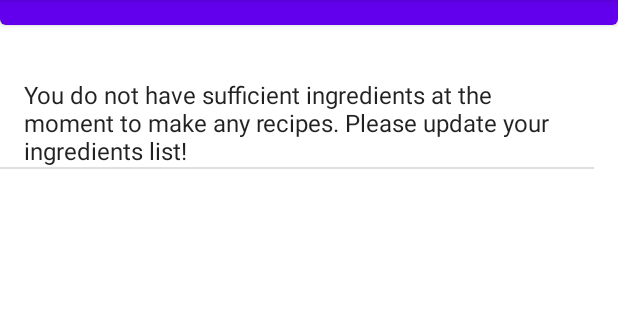
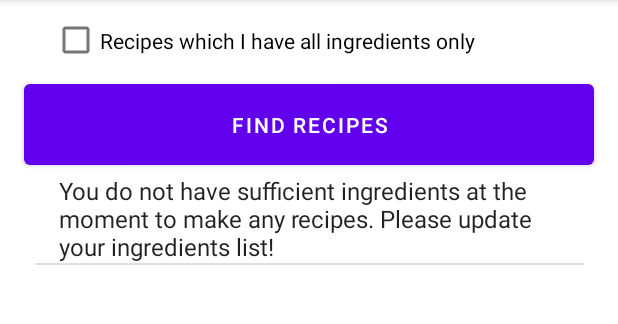
Before and after one commit to SC-118455906/RecipeGeneratorAS, an Android app: the Recipes screen opened directly, with no data from a screen before it, after a tap on "FIND RECIPES", on a phone screen of 412 x 824 dp, the part 84-408 px from its top. Run offline under Robolectric (Android 15) with nearby library versions, the phone set to English and light mode, and no system bars.

Commit message:
Different methods of searching for recipes implemented

```diff
--- a/app/src/main/java/com/example/recipegenerator/Recipes.java
+++ b/app/src/main/java/com/example/recipegenerator/Recipes.java
@@ -11,6 +11,8 @@ import android.view.View;
 import android.widget.AdapterView;
 import android.widget.ArrayAdapter;
 import android.widget.Button;
+import android.widget.CheckBox;
+import android.widget.CompoundButton;
 import android.widget.ListView;
 
 import com.example.recipegenerator.models.User;
@@ -24,6 +26,8 @@ public class Recipes extends AppCompatActivity {
 
     Button btn_FindRecipes;
     ListView lst_Recipes;
+    CheckBox chk_AllOrSome;
+    boolean allIngredients;
 
     @Override
     protected void onCreate(Bundle savedInstanceState) {
@@ -32,19 +36,29 @@ public class Recipes extends AppCompatActivity {
 
         btn_FindRecipes = findViewById(R.id.btn_FindRecipes);
         lst_Recipes = findViewById(R.id.lstRecipes);
+        chk_AllOrSome = findViewById(R.id.chk_AllOrSome);
 
+        boolean isVegan = getIsVegan();
+        boolean isVegetarian = getIsVegetarian();
         int userID = getUserID();
+        allIngredients = false;
 
-        btn_FindRecipes.setOnClickListener((v)->{
-            findAllEligibleRecipes(userID);
+
+        chk_AllOrSome.setOnCheckedChangeListener((buttonView, isChecked) -> {
+            if(isChecked){
+                allIngredients = true;
+            } else{
+                allIngredients = false;
+            }
         });
 
-        lst_Recipes.setOnItemClickListener(new AdapterView.OnItemClickListener() {
-            @Override
-            public void onItemClick(AdapterView<?> parent, View view, int position, long id) {
-                String recipeName = lst_Recipes.getItemAtPosition(position).toString().toUpperCase();
-                getRecipeDetails(recipeName, userID);
-            }
+        btn_FindRecipes.setOnClickListener((v) -> {
+            findAllEligibleRecipes(userID, isVegetarian, isVegan);
+        });
+
+        lst_Recipes.setOnItemClickListener((parent, view, position, id) -> {
+            String recipeName = lst_Recipes.getItemAtPosition(position).toString().toUpperCase();
+            getRecipeDetails(recipeName, userID);
         });
     }
 
@@ -59,15 +73,59 @@ public class Recipes extends AppCompatActivity {
             id = cursor.getInt(0);
         }
 
-        if(id!=0){
+        if (id != 0) {
             switchActivity(RecipeViewer.class, id, userID);
         }
 
         db.close();
     }
 
-    private void findAllEligibleRecipes(int userID) {
-        String sql = "SELECT DISTINCT(RECIPE.NAME),(RECIPE.DESCRIPTION) FROM RECIPE, USER_INGREDIENTS, RECIPE_INGREDIENTS WHERE USER_INGREDIENTS.INGREDIENT_ID = RECIPE_INGREDIENTS.INGREDIENT_ID AND RECIPE.RECIPE_ID = RECIPE_INGREDIENTS.RECIPE_ID AND USER_INGREDIENTS.USER_ID = " + userID;
+    private void findAllEligibleRecipes(int userID, boolean isVegetarian, boolean isVegan) {
+        String sql;
+        if (allIngredients) {
+            if (isVegetarian) {
+                sql = "SELECT R.NAME, R.DESCRIPTION FROM RECIPE AS R WHERE R.RECIPE_ID IN (SELECT DISTINCT RI1.RECIPE_ID\n" +
+                        "FROM RECIPE_INGREDIENTS AS RI1, USER_INGREDIENTS AS UI1\n" +
+                        " WHERE NOT EXISTS\n" +
+                        "        (SELECT *\n" +
+                        "           FROM RECIPE_INGREDIENTS AS RI2\n" +
+                        "          WHERE RI2.RECIPE_ID = RI1.RECIPE_ID\n" +
+                        "            AND RI2.INGREDIENT_ID\n" +
+                        "                NOT IN (SELECT UI2.INGREDIENT_ID\n" +
+                        "                          FROM USER_INGREDIENTS AS UI2\n" +
+                        "                         WHERE UI2.USER_ID = UI1.USER_ID)) AND UI1.USER_ID = " + userID + ") AND R.ALLERGENS LIKE '%VEGETARIAN%'";
+            } else if (isVegan) {
+                sql = "SELECT R.NAME, R.DESCRIPTION FROM RECIPE AS R WHERE R.RECIPE_ID IN (SELECT DISTINCT RI1.RECIPE_ID\n" +
+                        "FROM RECIPE_INGREDIENTS AS RI1, USER_INGREDIENTS AS UI1\n" +
+                        " WHERE NOT EXISTS\n" +
+                        "        (SELECT *\n" +
+                        "           FROM RECIPE_INGREDIENTS AS RI2\n" +
+                        "          WHERE RI2.RECIPE_ID = RI1.RECIPE_ID\n" +
+                        "            AND RI2.INGREDIENT_ID\n" +
+                        "                NOT IN (SELECT UI2.INGREDIENT_ID\n" +
+                        "                          FROM USER_INGREDIENTS AS UI2\n" +
+                        "                         WHERE UI2.USER_ID = UI1.USER_ID)) AND UI1.USER_ID = " + userID + ") AND R.ALLERGENS LIKE '%VEGAN%'";
+            } else {
+                sql = "SELECT R.NAME, R.DESCRIPTION FROM RECIPE AS R WHERE R.RECIPE_ID IN (SELECT DISTINCT RI1.RECIPE_ID\n" +
+                        "FROM RECIPE_INGREDIENTS AS RI1, USER_INGREDIENTS AS UI1\n" +
+                        " WHERE NOT EXISTS\n" +
+                        "        (SELECT *\n" +
+                        "           FROM RECIPE_INGREDIENTS AS RI2\n" +
+                        "          WHERE RI2.RECIPE_ID = RI1.RECIPE_ID\n" +
+                        "            AND RI2.INGREDIENT_ID\n" +
+                        "                NOT IN (SELECT UI2.INGREDIENT_ID\n" +
+                        "                          FROM USER_INGREDIENTS AS UI2\n" +
+                        "                         WHERE UI2.USER_ID = UI1.USER_ID)) AND UI1.USER_ID = " + userID + ")";
+            }
+        } else {
+            if (isVegetarian) {
+                sql = "SELECT DISTINCT(RECIPE.NAME),(RECIPE.DESCRIPTION) FROM RECIPE, USER_INGREDIENTS, RECIPE_INGREDIENTS WHERE USER_INGREDIENTS.INGREDIENT_ID = RECIPE_INGREDIENTS.INGREDIENT_ID AND RECIPE.RECIPE_ID = RECIPE_INGREDIENTS.RECIPE_ID AND USER_INGREDIENTS.USER_ID = " + userID + " AND RECIPE.ALLERGENS LIKE '%VEGETARIAN%'";
+            } else if (isVegan) {
+                sql = "SELECT DISTINCT(RECIPE.NAME),(RECIPE.DESCRIPTION) FROM RECIPE, USER_INGREDIENTS, RECIPE_INGREDIENTS WHERE USER_INGREDIENTS.INGREDIENT_ID = RECIPE_INGREDIENTS.INGREDIENT_ID AND RECIPE.RECIPE_ID = RECIPE_INGREDIENTS.RECIPE_ID AND USER_INGREDIENTS.USER_ID = " + userID + " AND RECIPE.ALLERGENS LIKE '%VEGAN%'";
+            } else {
+                sql = "SELECT DISTINCT(RECIPE.NAME),(RECIPE.DESCRIPTION) FROM RECIPE, USER_INGREDIENTS, RECIPE_INGREDIENTS WHERE USER_INGREDIENTS.INGREDIENT_ID = RECIPE_INGREDIENTS.INGREDIENT_ID AND RECIPE.RECIPE_ID = RECIPE_INGREDIENTS.RECIPE_ID AND USER_INGREDIENTS.USER_ID = " + userID;
+            }
+        }
         SQLiteDatabase db = getSqLiteDatabase(false);
         List<String> recipes = new ArrayList<String>();
 
@@ -86,16 +144,16 @@ public class Recipes extends AppCompatActivity {
     }
 
     private void addRecipesToArrayList(List<String> recipes, Cursor cursor) {
-        if(cursor.moveToFirst()) {
+        if (cursor.moveToFirst()) {
             try {
-                do{
+                do {
                     String name = cursor.getString(0);
                     recipes.add(name);
-                } while(cursor.moveToNext());
-            } catch (Exception e){
+                } while (cursor.moveToNext());
+            } catch (Exception e) {
                 Log.println(Log.ERROR, TAG, e.toString());
             }
-        } else{
+        } else {
             recipes.add("You do not have sufficient ingredients at the moment to make any recipes. Please update your ingredients list!");
         }
     }
@@ -103,7 +161,7 @@ public class Recipes extends AppCompatActivity {
     private SQLiteDatabase getSqLiteDatabase(boolean writable) {
         SQLiteDatabase db;
         DataBaseHelper dbHelper = new DataBaseHelper(Recipes.this);
-        if(writable){
+        if (writable) {
             db = dbHelper.getWritableDatabase();
         } else {
             db = dbHelper.getReadableDatabase();
@@ -122,6 +180,28 @@ public class Recipes extends AppCompatActivity {
         return userID;
     }
 
+    private boolean getIsVegetarian() {
+        boolean isVegetarian = false;
+
+        Bundle extras = getIntent().getExtras();
+        if (extras != null) {
+            isVegetarian = extras.getBoolean("veggie");
+        }
+
+        return isVegetarian;
+    }
+
+    private boolean getIsVegan() {
+        boolean isVegan = false;
+
+        Bundle extras = getIntent().getExtras();
+        if (extras != null) {
+            isVegan = extras.getBoolean("vegan");
+        }
+
+        return isVegan;
+    }
+
     private void switchActivity(Class _class, int id, int userID) {
         //code for swapping between Activites was taken from this tutorial https://learntodroid.com/how-to-switch-between-activities-in-android/
         Intent switchActivityIntent = new Intent(this, _class);
--- a/app/src/main/res/layout/activity_custom_recipe.xml
+++ b/app/src/main/res/layout/activity_custom_recipe.xml
@@ -1,4 +1,7 @@
 <?xml version="1.0" encoding="utf-8"?>
+<ScrollView android:layout_width="match_parent"
+    android:layout_height="match_parent"
+    xmlns:android="http://schemas.android.com/apk/res/android">
 <androidx.constraintlayout.widget.ConstraintLayout xmlns:android="http://schemas.android.com/apk/res/android"
     xmlns:app="http://schemas.android.com/apk/res-auto"
     xmlns:tools="http://schemas.android.com/tools"
@@ -179,3 +182,4 @@
         app:layout_constraintEnd_toEndOf="@+id/et_AddIngredientToRecipe"
         app:layout_constraintTop_toTopOf="@+id/et_IngredientWeight" />
 </androidx.constraintlayout.widget.ConstraintLayout>
+</ScrollView>
--- a/app/src/main/res/layout/activity_recipes.xml
+++ b/app/src/main/res/layout/activity_recipes.xml
@@ -6,31 +6,39 @@
     android:layout_height="match_parent"
     tools:context=".Recipes">
 
-    <ScrollView
+    <Button
+        android:id="@+id/btn_FindRecipes"
         android:layout_width="match_parent"
-        android:layout_height="match_parent"
-        tools:layout_editor_absoluteX="16dp"
-        tools:layout_editor_absoluteY="16dp">
+        android:layout_height="66dp"
+        android:layout_marginStart="16dp"
+        android:layout_marginLeft="16dp"
+        android:layout_marginTop="50dp"
+        android:layout_marginEnd="16dp"
+        android:layout_marginRight="16dp"
+        android:text="Find Recipes"
+        app:layout_constraintEnd_toEndOf="parent"
+        app:layout_constraintStart_toStartOf="parent"
+        app:layout_constraintTop_toTopOf="parent" />
 
-        <LinearLayout
-            android:layout_width="match_parent"
-            android:layout_height="wrap_content"
-            android:orientation="vertical" >
+    <ListView
+        android:id="@+id/lstRecipes"
+        android:layout_width="366dp"
+        android:layout_height="438dp"
+        app:layout_constraintEnd_toEndOf="parent"
+        app:layout_constraintStart_toStartOf="parent"
+        app:layout_constraintTop_toBottomOf="@+id/btn_FindRecipes" >
 
-            <Button
-                android:id="@+id/btn_FindRecipes"
-                android:layout_width="match_parent"
-                android:layout_height="66dp"
-                android:layout_marginTop="24dp"
-                android:text="Find Recipes" />
+    </ListView>
 
-            <ListView
-                android:id="@+id/lstRecipes"
-                android:layout_width="396dp"
-                android:layout_height="716dp"
-                android:layout_marginTop="29dp" />
-
-        </LinearLayout>
-    </ScrollView>
+    <CheckBox
+        android:id="@+id/chk_AllOrSome"
+        android:layout_width="333dp"
+        android:layout_height="38dp"
+        android:layout_marginTop="8dp"
+        android:layout_marginEnd="44dp"
+        android:layout_marginRight="44dp"
+        android:text="Recipes which I have all ingredients only"
+        app:layout_constraintEnd_toEndOf="parent"
+        app:layout_constraintTop_toTopOf="parent" />
 
 </androidx.constraintlayout.widget.ConstraintLayout>
```
Also changed, not shown: app/src/main/java/com/example/recipegenerator/MainActivity.java (+69 -2 lines), app/src/main/assets/RecipeGenerator.db.
